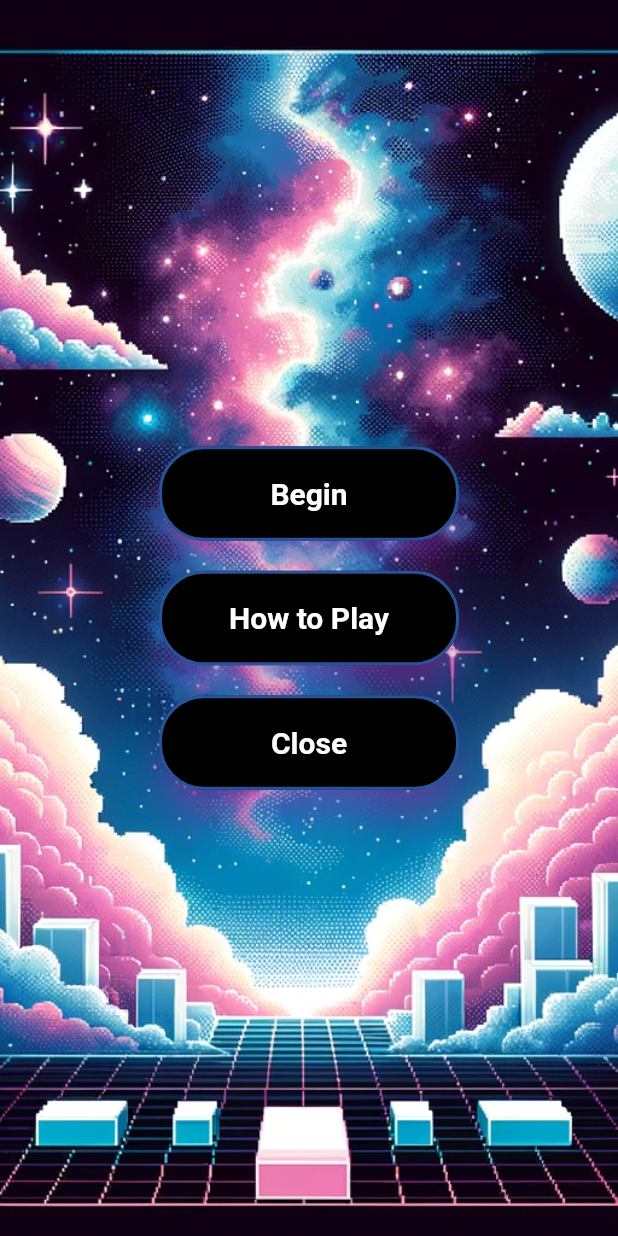
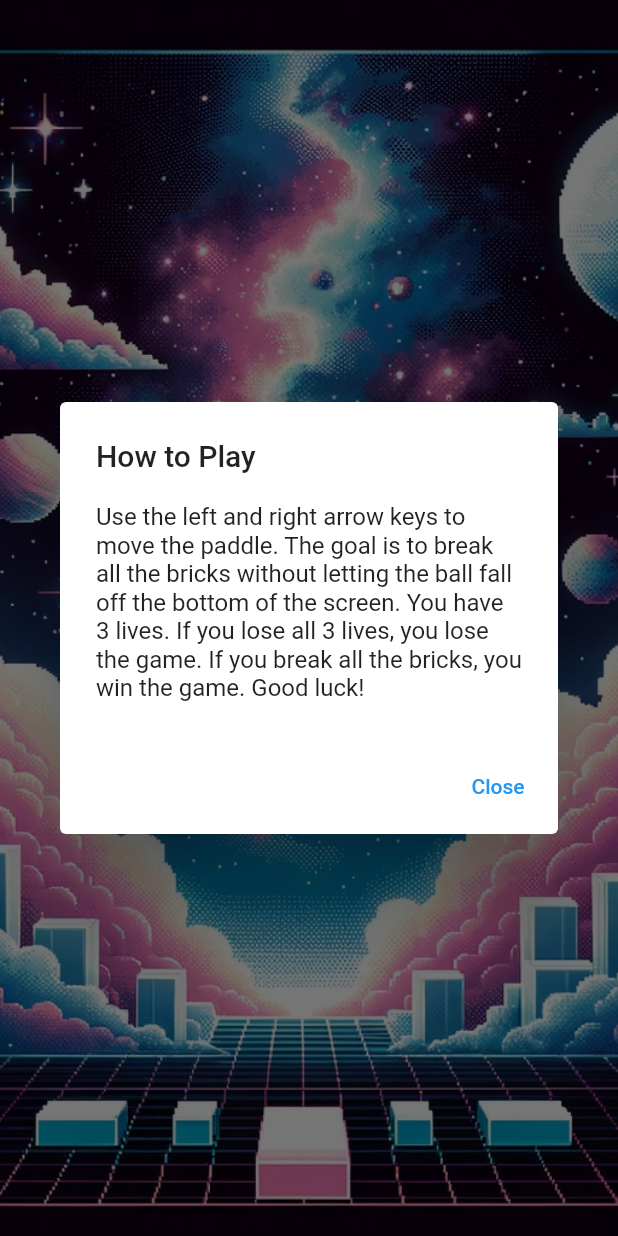
Before and after one commit to hngx-org/Team-flames-revival, a Flutter app: the screen it shows after launch, after a tap on "How to Play", on a phone screen of 412 x 824 dp. Run offline on Flutter 3.47's test engine with Material 2 defaults, Android fonts, the phone set to English and light mode, and no system bars; our stand-ins replace lottie; missing offline and left inert: flame.

Commit message:
connected the menu screen to game screen

```diff
--- a/lib/components/menu_button.dart
+++ b/lib/components/menu_button.dart
@@ -5,9 +5,7 @@ import 'package:flutter/material.dart';
     return SizedBox(
       width: 200,
       child: ElevatedButton(
-      onPressed: () {
-        // Add your action here
-      },
+      onPressed: onPressed as void Function()?,
       style: ElevatedButton.styleFrom(
         primary: Colors.black,
         padding: EdgeInsets.symmetric(horizontal: 40, vertical: 20),
--- /dev/null
+++ b/lib/screens/breakout_game_screen.dart
@@ -0,0 +1,12 @@
+import 'package:breakout_revival/game/breakout_revival_game.dart';
+import 'package:flame/game.dart';
+import 'package:flutter/material.dart';
+class BreakoutGameScreen extends StatelessWidget {
+  @override
+  Widget build(BuildContext context) {
+    final game = BreakoutGame();
+    return Scaffold(
+      body: GameWidget(game: game),
+    );
+  }
+}
--- a/lib/screens/menu_screen.dart
+++ b/lib/screens/menu_screen.dart
@@ -1,4 +1,5 @@
 import 'package:breakout_revival/components/menu_button.dart';
+import 'package:breakout_revival/screens/breakout_game_screen.dart';
 import 'package:flame/game.dart';
 import 'package:flutter/material.dart';
 import 'package:breakout_revival/game/breakout_revival_game.dart';
@@ -16,6 +17,7 @@ class _MenuScreenState extends State<MenuScreen> with TickerProviderStateMixin {
   late Animation<Offset> _offsetAnimation1;
   late Animation<Offset> _offsetAnimation2;
   late Animation<Offset> _offsetAnimation3;
+
 
   @override
   void initState() {
@@ -74,9 +76,7 @@ class _MenuScreenState extends State<MenuScreen> with TickerProviderStateMixin {
           ),
         ),
         child: Center(
-          child: Column(
-            mainAxisAlignment: MainAxisAlignment.center,
-            children: [
+          child: Column(mainAxisAlignment: MainAxisAlignment.center, children: [
             SlideTransition(
               position: _offsetAnimation1,
               child: build3DButton(
@@ -85,9 +85,7 @@ class _MenuScreenState extends State<MenuScreen> with TickerProviderStateMixin {
                   Navigator.push(
                     context,
                     MaterialPageRoute(
-                          builder: (context) => GameWidget(
-                                game: BreakoutGame(),
-                              )),
+                        builder: (context) => BreakoutGameScreen()),
                   );
                 },
               ),
@@ -95,14 +93,43 @@ class _MenuScreenState extends State<MenuScreen> with TickerProviderStateMixin {
             SizedBox(height: 20),
             SlideTransition(
               position: _offsetAnimation2,
-                child: build3DButton('How to Play'),
+              child: build3DButton(
+                'How to Play',
+                onPressed: () {
+                  showDialog(
+                    context: context,
+                    builder: (BuildContext context) => AlertDialog(
+                      title: Text('How to Play'),
+                      content: Text(
+                          'Use the left and right arrow keys to move the paddle. '
+                          'The goal is to break all the bricks without letting the ball fall off the bottom of the screen. '
+                          'You have 3 lives. '
+                          'If you lose all 3 lives, you lose the game. '
+                          'If you break all the bricks, you win the game. '
+                          'Good luck!'),
+                      actions: [
+                        TextButton(
+                          onPressed: () {
+                            Navigator.of(context).pop();
+                          },
+                          child: Text('Close'),
+                        ),
+                      ],
+                    ),
+                  );
+                },
+              ),
             ),
             SizedBox(height: 20),
             SlideTransition(
-                  position: _offsetAnimation3, child: build3DButton('Close')),
+                position: _offsetAnimation3,
+                child: build3DButton(
+                  'Close',
+                  onPressed: () {
+                    // Navigator.of(context).pop();
+                  },))
             // Lottie.network('https://lottie.host/a432a44b-e8b1-41f6-9dad-76f3db07b760/kra5G5FHZR.json')
-            ],
-          ),
+          ]),
         ),
       ),
     );
--- a/pubspec.yaml
+++ b/pubspec.yaml
@@ -35,6 +35,7 @@ dependencies:
     sdk: flutter
   flutter_screenutil: ^5.9.0
   lottie: ^2.6.0
+  rxdart: ^0.27.7
   simple_animations: ^5.0.2
 
 dev_dependencies:
```
Also changed, not shown: pubspec.lock. Lines whose indentation alone changed are shown as unchanged.
